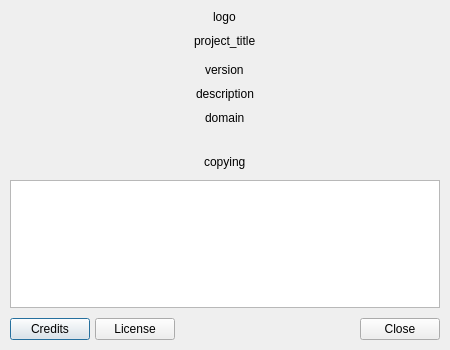
Old version of the form src/xamp/aboutdialog.ui in the repository billlin0904/xamp2.
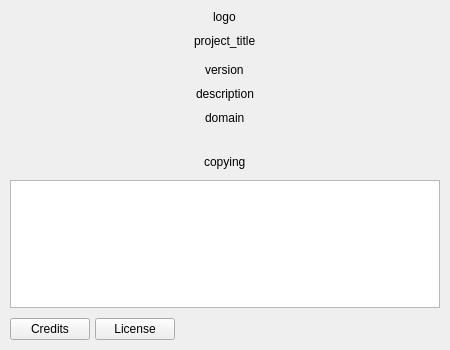
New version of the form.

What changed in the file:
```diff
--- a/src/xamp/aboutdialog.ui
+++ b/src/xamp/aboutdialog.ui
@@ -1,7 +1,13 @@
 <?xml version="1.0" encoding="UTF-8"?>
 <ui version="4.0">
  <class>AboutDialog</class>
- <widget class="QDialog" name="AboutDialog">
+ <widget class="QFrame" name="AboutDialog">
+  <property name="modal" stdset="0">
+   <bool>false</bool>
+  </property>
+  <property name="windowModality">
+   <enum>Qt::NonModal</enum>
+  </property>
   <property name="geometry">
    <rect>
     <x>0</x>
@@ -10,25 +16,10 @@
     <height>350</height>
    </rect>
   </property>
-  <property name="minimumSize">
-   <size>
-    <width>450</width>
-    <height>350</height>
-   </size>
-  </property>
-  <property name="maximumSize">
-   <size>
-    <width>450</width>
-    <height>350</height>
-   </size>
-  </property>
   <property name="windowTitle">
    <string>About</string>
   </property>
-  <property name="sizeGripEnabled">
-   <bool>false</bool>
-  </property>
-  <property name="modal">
+  <property name="sizeGripEnabled" stdset="0">
    <bool>false</bool>
   </property>
   <layout class="QVBoxLayout" name="verticalLayout">
@@ -218,19 +209,6 @@
        </property>
       </spacer>
      </item>
-     <item>
-      <widget class="QPushButton" name="btnClose">
-       <property name="sizePolicy">
-        <sizepolicy hsizetype="Maximum" vsizetype="Maximum">
-         <horstretch>0</horstretch>
-         <verstretch>0</verstretch>
-        </sizepolicy>
-       </property>
-       <property name="text">
-        <string>Close</string>
-       </property>
-      </widget>
-     </item>
     </layout>
    </item>
   </layout>
```
Left out of the diff: 16 changed lines with no effect on the pictures.
